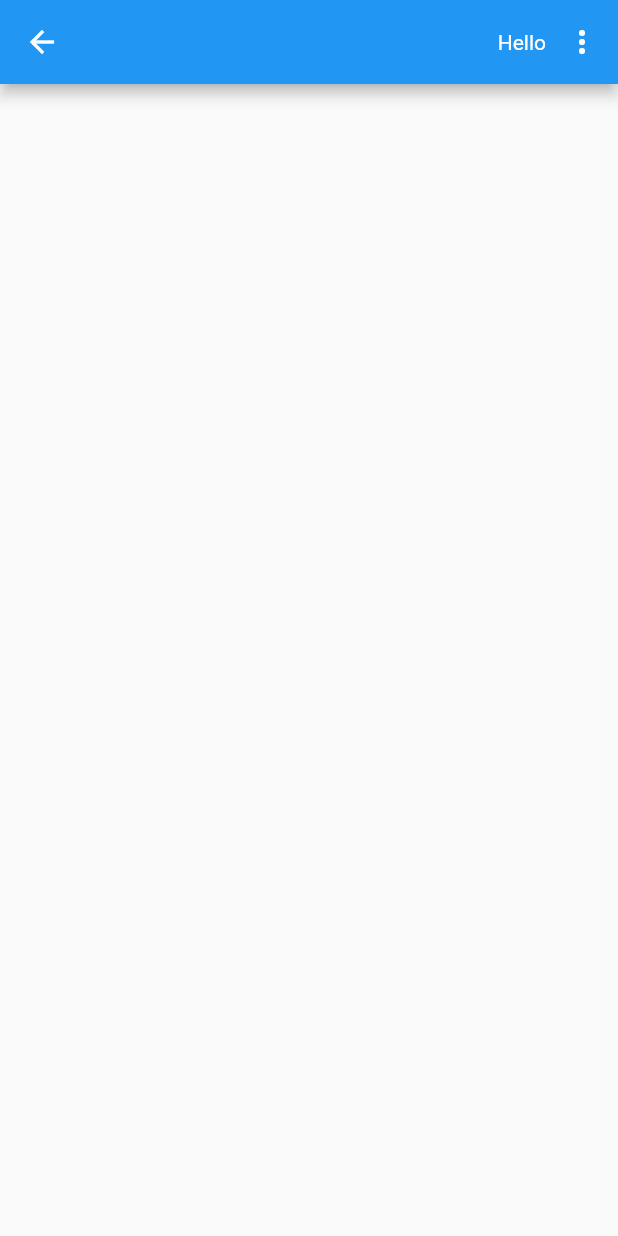
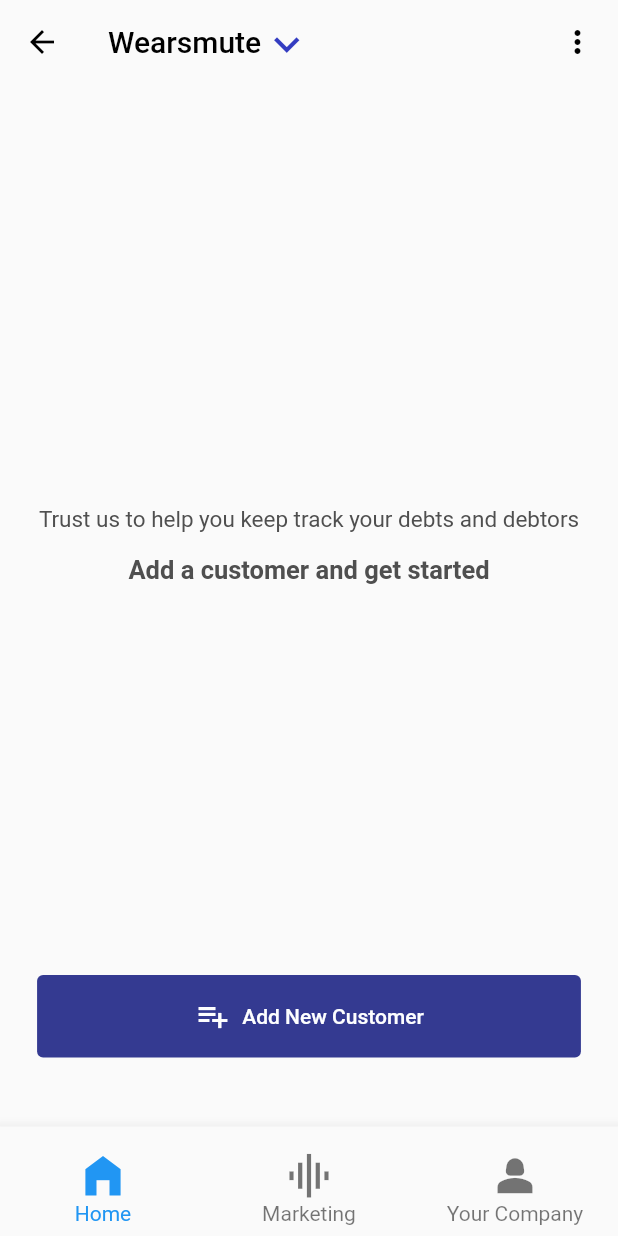
Before and after one commit to john-muinde/pay-me-back-flutter-app, a Flutter app: the Home screen opened by its route, on a phone screen of 412 x 824 dp. Run offline on Flutter 3.47's test engine with Material 2 defaults, Android fonts, the phone set to English and light mode, and no system bars; our stand-ins replace intl_phone_field, pin_code_fields.

Commit message:
finished with the home page screen

```diff
--- a/lib/main.dart
+++ b/lib/main.dart
@@ -1,4 +1,5 @@
 import 'package:flutter/material.dart';
+import 'package:okay/views/screens/home/home.dart';
 
 import '../../../routes.dart' as route;
 
@@ -12,9 +13,10 @@ class MyApp extends StatelessWidget {
   @override
   Widget build(BuildContext context) {
     return const MaterialApp(
+      color: Color(0xffF8F1F1),
       debugShowCheckedModeBanner: false,
       home: Scaffold(
-        body: SplashScreen(),
+        body: Home(),
       )
       //  ChatCarbat()
       ,
--- /dev/null
+++ b/lib/views/components/minor_components.dart
@@ -0,0 +1,29 @@
+import 'package:flutter/material.dart';
+
+Widget myTextWidget(
+    {label, size = 46.0, MyColor = Colors.white, Weight = FontWeight.bold}) {
+  return Text(
+    label,
+    textAlign: TextAlign.center,
+    style: TextStyle(
+      fontSize: size,
+      color: MyColor,
+      fontWeight: Weight,
+    ),
+  );
+}
+
+PreferredSizeWidget myAppBar({title, action}) {
+  return AppBar(
+    title: title.runtimeType == ''.runtimeType
+        ? Text(
+            title,
+            style: const TextStyle(fontSize: 25),
+          )
+        : title,
+    actions: action,
+    elevation: 0,
+    backgroundColor: Colors.transparent,
+    foregroundColor: Colors.black,
+  );
+}
--- a/lib/views/components/pay_me_back.dart
+++ b/lib/views/components/pay_me_back.dart
@@ -1,6 +1,6 @@
 import 'package:flutter/material.dart';
 
-import 'textWidget.dart';
+import 'minor_components.dart';
 
 class MainTextWidget extends StatelessWidget {
   const MainTextWidget({
--- a/lib/views/components/textWidget.dart
+++ /dev/null
@@ -1,14 +0,0 @@
-import 'package:flutter/material.dart';
-
-Widget myTextWidget(
-    {label, size = 46.0, MyColor = Colors.white, Weight = FontWeight.bold}) {
-  return Text(
-    label,
-    textAlign: TextAlign.center,
-    style: TextStyle(
-      fontSize: size,
-      color: MyColor,
-      fontWeight: Weight,
-    ),
-  );
-}
--- a/lib/views/screens/home/home.dart
+++ b/lib/views/screens/home/home.dart
@@ -1,6 +1,7 @@
 import 'package:flutter/material.dart';
 import 'package:flutter/src/widgets/framework.dart';
 import 'package:flutter/src/widgets/placeholder.dart';
+import 'package:okay/views/components/minor_components.dart';
 
 class Home extends StatelessWidget {
   const Home({super.key});
@@ -8,17 +9,94 @@ class Home extends StatelessWidget {
   @override
   Widget build(BuildContext context) {
     return Scaffold(
-      appBar: AppBar(actions: [
-        Row(
-          children: [
-            Text('Hello'),
-            IconButton(
+      appBar: myAppBar(
+        title: Row(
+          children: const [
+            Text("Wearsmute"),
+            Padding(
+              padding: EdgeInsets.only(top: 3.0),
+              child: Icon(
+                  size: 34.0,
+                  color: Color(0xff333CC1),
+                  Icons.keyboard_arrow_down),
+            ),
+          ],
+        ),
+        action: [
+          const Padding(
+            padding: EdgeInsets.all(15.0),
+            child: Icon(Icons.more_vert),
+          )
+        ],
+      ),
+      body: Column(
+        mainAxisAlignment: MainAxisAlignment.center,
+        children: [
+          Center(
+            child: Column(
+              mainAxisAlignment: MainAxisAlignment.center,
+              children: const [
+                SizedBox(
+                  height: 235.0,
+                ),
+                Text(
+                  'Trust us to help you keep track your debts and debtors',
+                  style: TextStyle(
+                      color: Color(0xff4F4F4F),
+                      fontWeight: FontWeight.w400,
+                      fontSize: 15.0),
+                ),
+                SizedBox(
+                  height: 15.0,
+                ),
+                Text(
+                  'Add a customer and get started',
+                  style: TextStyle(
+                      color: Color(0xff4F4F4F),
+                      fontWeight: FontWeight.bold,
+                      fontSize: 17.0),
+                ),
+              ],
+            ),
+          ),
+          const SizedBox(
+            height: 260.0,
+          ),
+          TextButton.icon(
+              style: ButtonStyle(
+                fixedSize: MaterialStateProperty.all(
+                    Size(MediaQuery.of(context).size.width * 0.88, 55.0)),
+                foregroundColor: MaterialStateProperty.all(
+                  const Color.fromARGB(255, 253, 254, 255),
+                ),
+                backgroundColor: MaterialStateProperty.all(
+                  const Color(0xff343A91),
+                ),
+              ),
               onPressed: () {},
-              icon: Icon(Icons.more_vert),
-            )
-          ],
-        )
-      ]),
+              icon: const Icon(Icons.playlist_add),
+              label: const Text("Add New Customer"))
+        ],
+      ),
+      bottomNavigationBar: BottomNavigationBar(
+        iconSize: 35.0,
+        unselectedFontSize: 14.0,
+        items: [
+          ...[
+            {'icon': Icons.home_filled, 'label': "Home"},
+            {'icon': Icons.graphic_eq_outlined, 'label': "Marketing"},
+            {'icon': Icons.person_2, 'label': "Your Company"}
+          ]
+              .map((e) => BottomNavigationBarItem(
+                    icon: Padding(
+                      padding: const EdgeInsets.only(top: 8.0),
+                      child: Icon(e['icon'] as IconData),
+                    ),
+                    label: e['label'] as String,
+                  ))
+              .toList(),
+        ],
+      ),
     );
   }
 }
--- a/lib/views/screens/on_launch/details_name.dart
+++ b/lib/views/screens/on_launch/details_name.dart
@@ -1,6 +1,6 @@
 import 'package:flutter/material.dart';
 
-import 'package:okay/views/components/textWidget.dart';
+import 'package:okay/views/components/minor_components.dart';
 import 'package:okay/views/components/text_input.dart';
 import '../../../routes.dart' as route;
 
@@ -56,8 +56,8 @@ class DetailsNameScreen extends StatelessWidget {
                     Expanded(
                       flex: 1,
                       child: ElevatedButton(
-                          onPressed: () =>
-                              Navigator.pushNamed(context, route.detailsPhone),
+                          onPressed: () => Navigator.pushReplacementNamed(
+                              context, route.detailsPhone),
                           style: ButtonStyle(
                             backgroundColor: MaterialStateProperty.all(
                               Color(0XFF000E66),
@@ -74,8 +74,10 @@ class DetailsNameScreen extends StatelessWidget {
                     Expanded(
                       flex: 2,
                       child: ElevatedButton(
-                        onPressed: () =>
-                            Navigator.pushNamed(context, route.home),
+                        onPressed: () => Navigator.pushNamedAndRemoveUntil(
+                            context,
+                            route.home,
+                            ModalRoute.withName(route.home)),
                         style: ButtonStyle(
                           backgroundColor: MaterialStateProperty.all(
                             const Color.fromARGB(240, 40, 46, 138),
--- a/lib/views/screens/on_launch/details_otp.dart
+++ b/lib/views/screens/on_launch/details_otp.dart
@@ -80,7 +80,8 @@ class OTPScreen extends StatelessWidget {
                   children: [
                     OTPTextfield(
                       handlerFunction: (value) =>
-                          Navigator.pushNamed(context, route.detailsName),
+                          Navigator.pushReplacementNamed(
+                              context, route.detailsName),
                     ),
                     Padding(
                       padding: const EdgeInsets.symmetric(horizontal: 8.0),
--- a/lib/views/screens/on_launch/languages.dart
+++ b/lib/views/screens/on_launch/languages.dart
@@ -1,4 +1,5 @@
 import 'package:flutter/material.dart';
+import 'package:okay/views/components/minor_components.dart';
 import '../../../routes.dart' as route;
 
 class Languages extends StatelessWidget {
@@ -7,15 +8,7 @@ class Languages extends StatelessWidget {
   @override
   Widget build(BuildContext context) {
     return Scaffold(
-      appBar: AppBar(
-        title: const Text(
-          'Select Language',
-          style: TextStyle(fontSize: 25),
-        ),
-        elevation: 0,
-        backgroundColor: Colors.transparent,
-        foregroundColor: Colors.black,
-      ),
+      appBar: myAppBar(title: 'Select Language') as PreferredSizeWidget,
       body: Container(
         padding: const EdgeInsets.all(7),
         child: ListView(
```
